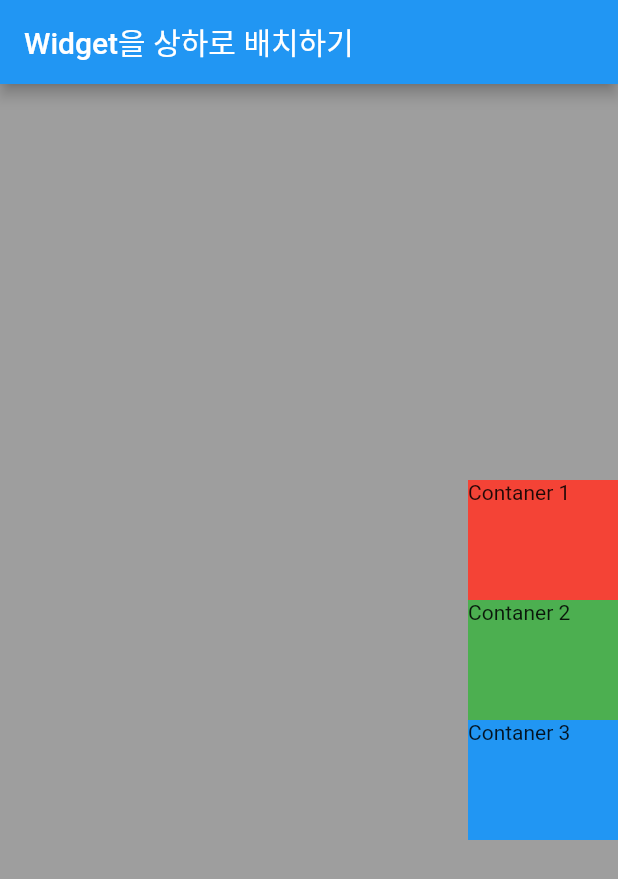
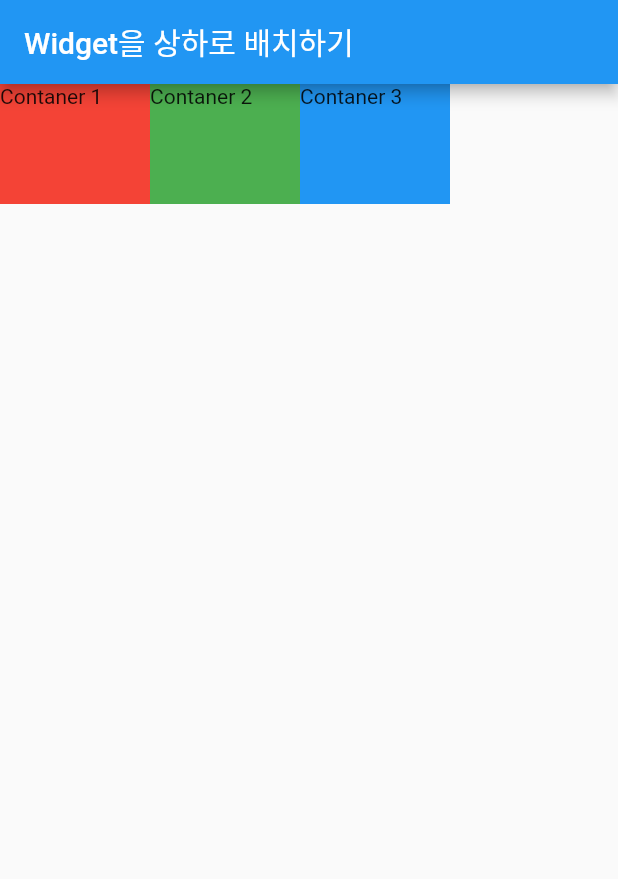
Before and after one commit to khanian/flutter_layout_example, a Flutter app: the screen it shows after launch, on a phone screen of 412 x 824 dp. Shown: the top 879 px of the screen. Run offline on Flutter 3.47's test engine with Material 2 defaults, Android fonts, the phone set to English and light mode, and no system bars.

Commit message:
children test row

```diff
--- a/lib/main.dart
+++ b/lib/main.dart
@@ -19,10 +19,11 @@ class Body extends StatelessWidget {
   Widget build(BuildContext context) {
     // return const Placeholder();
     return Container(
-      height: double.infinity,
-      width: double.infinity,
-      color: Colors.grey,
-      child: Column(
+      // height: double.infinity,
+      // width: double.infinity,
+      // color: Colors.grey,
+      child: Row(
+        mainAxisSize: MainAxisSize.min,
         mainAxisAlignment: MainAxisAlignment.center,
         crossAxisAlignment: CrossAxisAlignment.end,
         children: [
```
